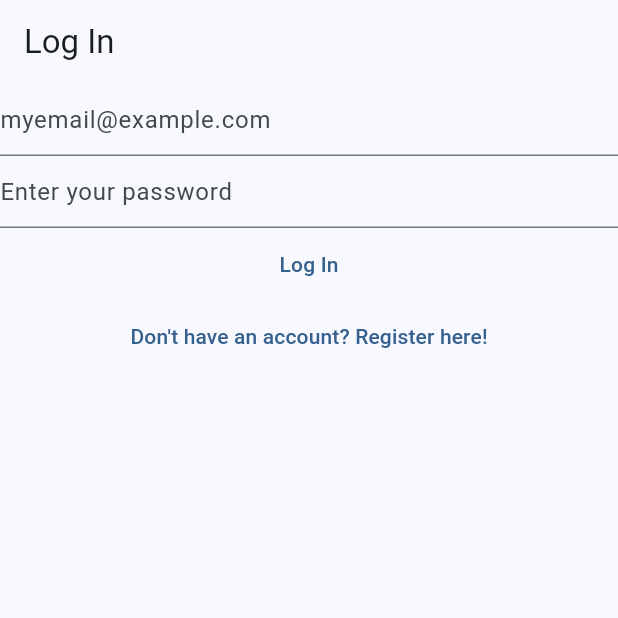
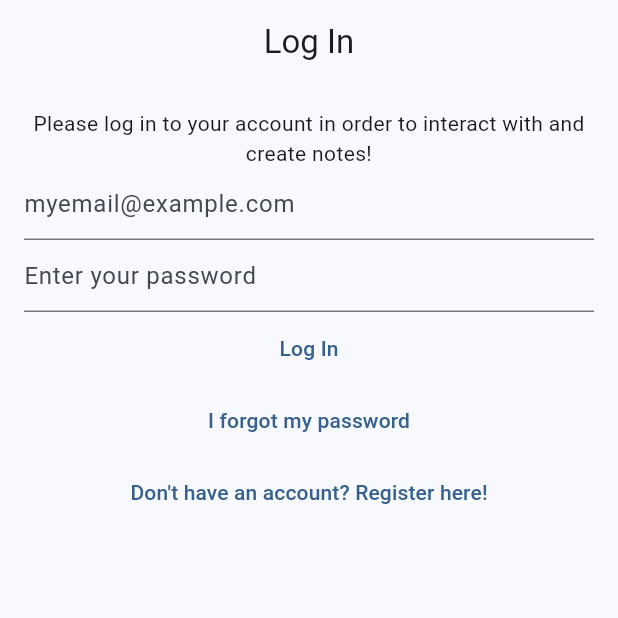
Before and after one commit to achaval-tomas/Quick-Notes, a Flutter app: the screen it shows after launch, on a phone screen of 412 x 824 dp, the top half of it. Run offline on Flutter 3.47's test engine with Material 3 defaults, Android fonts, the phone set to English and light mode, and no system bars; our stand-ins replace bloc, cloud_firestore, equatable, firebase_auth, firebase_core, flutter_bloc and 1 more; accounts and stored records are empty.

Commit message:
Implemented password reset, some styling and refactoring

```diff
--- a/lib/main.dart
+++ b/lib/main.dart
@@ -6,6 +6,7 @@
 import 'package:mynotes/services/auth/bloc/auth_event.dart';
 import 'package:mynotes/services/auth/bloc/auth_state.dart';
 import 'package:mynotes/services/auth/firebase_auth_provider.dart';
+import 'package:mynotes/views/forgot_password_view.dart';
 import 'package:mynotes/views/login_view.dart';
 import 'package:mynotes/views/notes/create_update_note_view.dart';
 import 'package:mynotes/views/notes/notes_view.dart';
@@ -48,14 +49,16 @@
         }
       },
       builder: (context, state) {
-        if (state case AuthStateLoggedIn()) {
+        if (state is AuthStateLoggedIn) {
           return const NotesView();
-        } else if (state case AuthStateNeedsVerification()) {
+        } else if (state is AuthStateNeedsVerification) {
           return const VerifyEmailView();
-        } else if (state case AuthStateLoggedOut()) {
+        } else if (state is AuthStateLoggedOut) {
           return const LoginView();
-        } else if (state case AuthStateRegistering()) {
+        } else if (state is AuthStateRegistering) {
           return const RegisterView();
+        } else if (state is AuthStateForgotPassword) {
+          return const ForgotPasswordView();
         } else {
           return const Scaffold(
             body: Center(child: CircularProgressIndicator()),
--- a/lib/services/auth/auth_exceptions.dart
+++ b/lib/services/auth/auth_exceptions.dart
@@ -1,5 +1,5 @@
 // login exceptions
-// class UserNotFoundAuthException implements Exception {}
+class UserNotFoundAuthException implements Exception {}
 
 class WrongCredentialAuthException implements Exception {}
 
--- a/lib/services/auth/auth_provider.dart
+++ b/lib/services/auth/auth_provider.dart
@@ -17,4 +17,5 @@
 
   Future<void> logOut();
   Future<void> sendEmailVerification();
+  Future<void> sendPasswordReset({required String toEmail});
 }
--- a/lib/services/auth/auth_service.dart
+++ b/lib/services/auth/auth_service.dart
@@ -38,4 +38,8 @@
   @override
   Future<void> sendEmailVerification() => provider.sendEmailVerification();
 
+  @override
+  Future<void> sendPasswordReset({required String toEmail}) =>
+      provider.sendPasswordReset(toEmail: toEmail);
+
 }
--- a/lib/services/auth/bloc/auth_event.dart
+++ b/lib/services/auth/bloc/auth_event.dart
@@ -32,3 +32,8 @@
 class AuthEventShouldRegister extends AuthEvent {
   const AuthEventShouldRegister();
 }
+
+class AuthEventForgotPassword extends AuthEvent {
+  final String? email;
+  const AuthEventForgotPassword({this.email});
+}
--- a/lib/services/auth/bloc/auth_state.dart
+++ b/lib/services/auth/bloc/auth_state.dart
@@ -41,3 +41,13 @@
   @override
   List<Object?> get props => [exception, isLoading];
 }
+
+class AuthStateForgotPassword extends AuthState {
+  final Exception? exception;
+  final bool hasSentEmail;
+  const AuthStateForgotPassword({
+    required this.exception,
+    required this.hasSentEmail,
+    required super.isLoading,
+  });
+}
--- /dev/null
+++ b/lib/utilities/dialogs/password_reset_email_sent_dialog.dart
@@ -0,0 +1,13 @@
+import 'package:flutter/material.dart';
+import 'package:mynotes/utilities/dialogs/generic_dialog.dart';
+
+Future<void> showPasswordResetSentDialog(
+  BuildContext context,
+) {
+  return showGenericDialog<void>(
+    context: context,
+    title: 'Password Reset',
+    content: "We've sent you a password reset link. Please check your inbox.",
+    optionsBuilder: () => {'OK': null},
+  );
+}
--- a/lib/views/login_view.dart
+++ b/lib/views/login_view.dart
@@ -46,9 +46,17 @@
       child: Scaffold(
         appBar: AppBar(
           title: const Text('Log In'),
+          centerTitle: true,
         ),
-        body: Column(
+        body: Padding(
+          padding: const EdgeInsets.all(16.0),
+          child: Column(
+            crossAxisAlignment: CrossAxisAlignment.center,
             children: [
+              const Text(
+                'Please log in to your account in order to interact with and create notes!',
+                textAlign: TextAlign.center,
+              ),
               TextField(
                 controller: _email,
                 enableSuggestions: false,
@@ -77,6 +85,13 @@
               TextButton(
                 onPressed: () {
                   context.read<AuthBloc>()
+                          .add(const AuthEventForgotPassword());
+                },
+                child: const Text("I forgot my password"),
+              ),
+              TextButton(
+                onPressed: () {
+                  context.read<AuthBloc>()
                           .add(const AuthEventShouldRegister());
                 },
                 child: const Text("Don't have an account? Register here!"),
@@ -84,6 +99,7 @@
             ],
           ),
         ),
+      ),
     );
   }
 }
```
Also changed, not shown: lib/services/auth/bloc/auth_bloc.dart (+40 -0 lines), lib/services/auth/firebase_auth_provider.dart (+17 -0 lines), lib/views/forgot_password_view.dart (added, +88 -0 lines), lib/views/register_view.dart (+8 -1 lines), lib/views/verify_email_view.dart (+13 -3 lines), 1 other file. Lines whose indentation alone changed are shown as unchanged.
